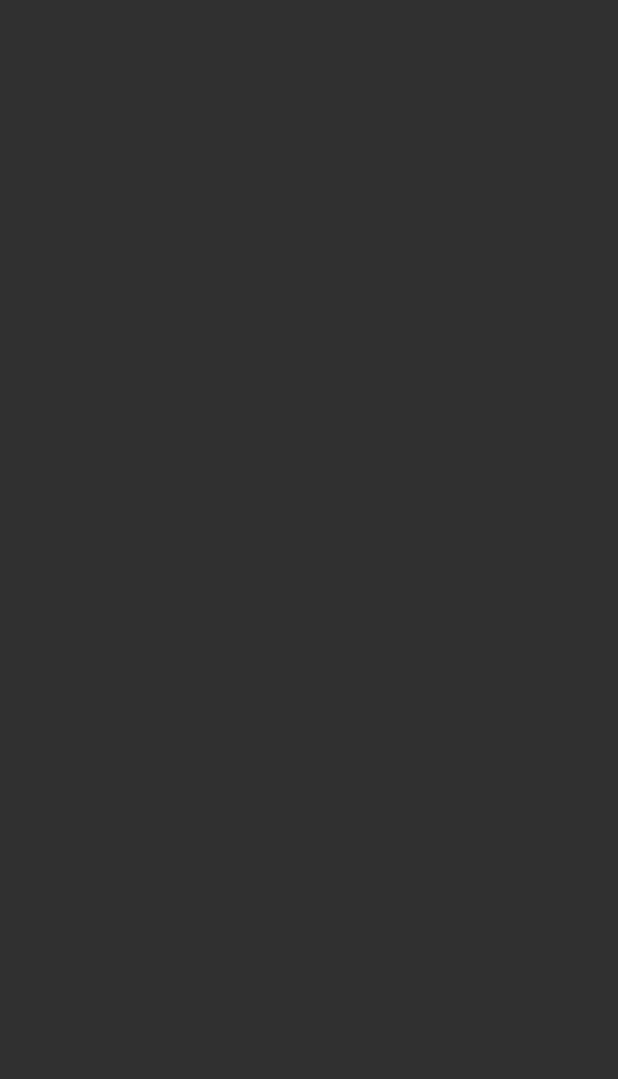
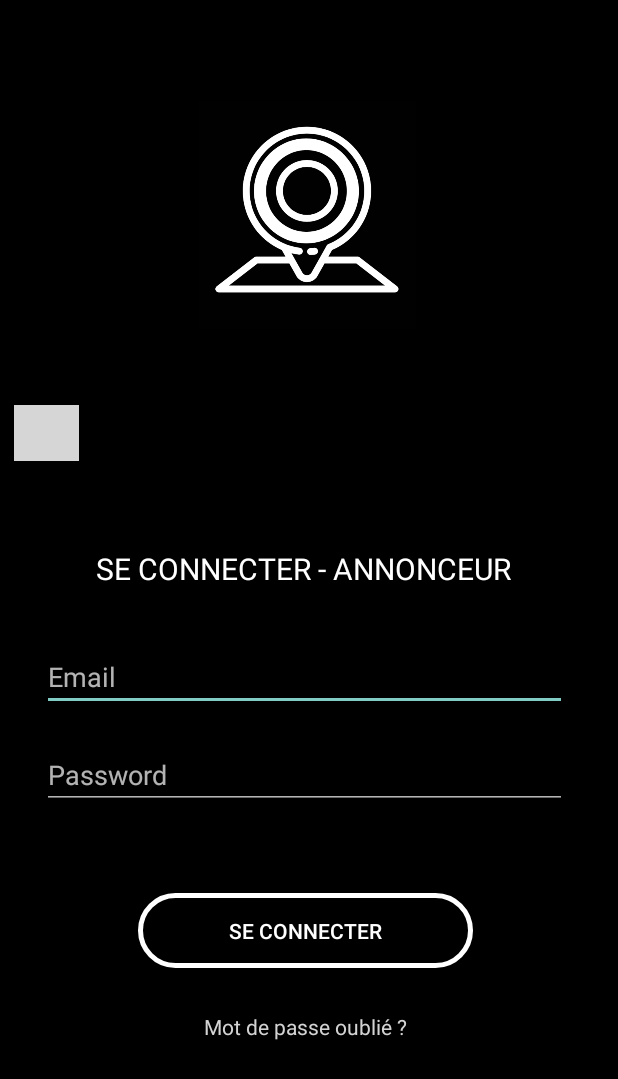
Before and after one commit to JeremyMoray/Pubeo, an Android app: the AdvertiserSignInActivity screen opened directly, with no data from a screen before it, on a phone screen of 412 x 824 dp. Before the commit the part shown is empty. Shown: the top 1079 px of the screen. Run offline under Robolectric (Android 15) with nearby library versions, the light colour scheme and no system bars; our stand-ins replace ButterKnife; 1 statement that could not run was skipped; grey boxes are pictures that could not be loaded.

Commit message:
Ajout de l'activity "Sign In" de l'annonceur

```diff
--- a/app/build.gradle
+++ b/app/build.gradle
@@ -26,6 +26,6 @@ dependencies {
     testImplementation 'junit:junit:4.12'
     androidTestImplementation 'androidx.test.ext:junit:1.1.1'
     androidTestImplementation 'androidx.test.espresso:espresso-core:3.2.0'
-    implementation 'com.jakewharton:butterknife:10.0.0'
-    annotationProcessor 'com.jakewharton:butterknife-compiler:10.0.0'
+    implementation 'com.jakewharton:butterknife:10.2.0'
+    annotationProcessor 'com.jakewharton:butterknife-compiler:10.2.0'
 }
--- a/app/src/main/java/com/example/pubeo/AdvertiserSignInActivity.java
+++ b/app/src/main/java/com/example/pubeo/AdvertiserSignInActivity.java
@@ -3,12 +3,26 @@ package com.example.pubeo;
 import androidx.appcompat.app.AppCompatActivity;
 
 import android.os.Bundle;
+import android.view.View;
+import android.widget.Button;
+import android.widget.ImageView;
+
+import butterknife.BindView;
 
 public class AdvertiserSignInActivity extends AppCompatActivity {
 
+    @BindView(R.id.whiteArrowSignInAdvertiser) ImageView whiteArrowSignInAdvertiser;
     @Override
+
     protected void onCreate(Bundle savedInstanceState) {
         super.onCreate(savedInstanceState);
         setContentView(R.layout.activity_advertiser_sign_in);
+
+        whiteArrowSignInAdvertiser.setOnClickListener(new View.OnClickListener() {
+            @Override
+            public void onClick(View v){
+                finish();
+            }
+        });
     }
 }
--- a/app/src/main/java/com/example/pubeo/MainActivity.java
+++ b/app/src/main/java/com/example/pubeo/MainActivity.java
@@ -3,6 +3,7 @@ package com.example.pubeo;
 import androidx.appcompat.app.AppCompatActivity;
 
 import android.content.Intent;
+import android.content.pm.ActivityInfo;
 import android.os.Bundle;
 import android.view.View;
 import android.widget.Button;
@@ -23,7 +24,6 @@ public class MainActivity extends AppCompatActivity {
         setContentView(R.layout.activity_main);
 
         ButterKnife.bind(this);
-
         SignInButton.setOnClickListener(new View.OnClickListener() {
             @Override
             public void onClick(View v){
--- a/app/src/main/res/layout/activity_advertiser_sign_in.xml
+++ b/app/src/main/res/layout/activity_advertiser_sign_in.xml
@@ -4,6 +4,86 @@
     xmlns:tools="http://schemas.android.com/tools"
     android:layout_width="match_parent"
     android:layout_height="match_parent"
+    android:background="#000000"
     tools:context=".AdvertiserSignInActivity">
 
+    <Button
+        android:id="@+id/signInButtonAdvertiser"
+        android:layout_width="223dp"
+        android:layout_height="50dp"
+        android:layout_marginStart="92dp"
+        android:layout_marginBottom="29dp"
+        android:background="@drawable/login_button_shape"
+        android:text="@string/Log_in_button"
+        android:textColor="#ffffff"
+        app:layout_constraintBottom_toTopOf="@+id/passwordForgottenText"
+        app:layout_constraintStart_toStartOf="parent" />
+
+    <TextView
+        android:id="@+id/passwordForgottenText"
+        android:layout_width="wrap_content"
+        android:layout_height="wrap_content"
+        android:layout_marginStart="136dp"
+        android:layout_marginBottom="130dp"
+        android:text="@string/password_forgotten"
+        android:textColor="@color/lightgrey"
+        app:layout_constraintBottom_toBottomOf="parent"
+        app:layout_constraintStart_toStartOf="parent" />
+
+    <EditText
+        android:id="@+id/mailAdvertiserSignInField"
+        android:layout_width="350dp"
+        android:layout_height="wrap_content"
+        android:layout_marginStart="28dp"
+        android:layout_marginBottom="20dp"
+        android:ems="10"
+        android:hint="@string/emailHint"
+        android:inputType="textEmailAddress"
+        app:layout_constraintBottom_toTopOf="@+id/passwordAdvertiserSignInField"
+        app:layout_constraintStart_toStartOf="parent" />
+
+    <EditText
+        android:id="@+id/passwordAdvertiserSignInField"
+        android:layout_width="350dp"
+        android:layout_height="wrap_content"
+        android:layout_marginStart="28dp"
+        android:layout_marginBottom="56dp"
+        android:ems="10"
+        android:hint="@string/passwordHint"
+        android:inputType="textPassword"
+        app:layout_constraintBottom_toTopOf="@+id/signInButtonAdvertiser"
+        app:layout_constraintStart_toStartOf="parent" />
+
+    <ImageView
+        android:id="@+id/pubeoLogoAdvertiserSignIn"
+        android:layout_width="162dp"
+        android:layout_height="152dp"
+        android:layout_marginStart="124dp"
+        android:layout_marginTop="67dp"
+        android:adjustViewBounds="true"
+        app:layout_constraintStart_toStartOf="parent"
+        app:layout_constraintTop_toTopOf="parent"
+        app:srcCompat="@drawable/pubeo_logo" />
+
+    <TextView
+        android:id="@+id/loginTextAdvertiser"
+        android:layout_width="wrap_content"
+        android:layout_height="wrap_content"
+        android:layout_marginStart="64dp"
+        android:layout_marginBottom="36dp"
+        android:text="@string/loginTextAdvertiser"
+        android:textColor="#ffffff"
+        android:textSize="20sp"
+        app:layout_constraintBottom_toTopOf="@+id/mailAdvertiserSignInField"
+        app:layout_constraintStart_toStartOf="parent" />
+
+    <ImageView
+        android:id="@+id/whiteArrowSignInAdvertiser"
+        android:layout_width="43dp"
+        android:layout_height="37dp"
+        android:layout_marginStart="9dp"
+        android:layout_marginTop="270dp"
+        app:layout_constraintStart_toStartOf="parent"
+        app:layout_constraintTop_toTopOf="parent"
+        app:srcCompat="@drawable/ic_arrow_back_white_24dp" />
 </androidx.constraintlayout.widget.ConstraintLayout>
--- a/app/src/main/res/layout/activity_advertiser_sign_up.xml
+++ b/app/src/main/res/layout/activity_advertiser_sign_up.xml
@@ -4,4 +4,7 @@
     xmlns:tools="http://schemas.android.com/tools"
     android:layout_width="match_parent"
     android:layout_height="match_parent"
-    tools:context=".AdvertiserSignUpActivity"/>
+    android:background="#000000"
+    tools:context=".AdvertiserSignUpActivity">
+
+</androidx.constraintlayout.widget.ConstraintLayout>
--- a/app/src/main/res/values/colors.xml
+++ b/app/src/main/res/values/colors.xml
@@ -4,5 +4,6 @@
     <color name="colorPrimaryDark">#00574B</color>
     <color name="colorAccent">#D81B60</color>
     <color name="grey">#8a8a8a</color>
+    <color name="lightgrey">#D3D3D3</color>
     <color name="transparent">#00FFFFFF</color>
 </resources>
--- a/app/src/main/res/values/strings.xml
+++ b/app/src/main/res/values/strings.xml
@@ -5,4 +5,8 @@
     <string name="particular">Particulier</string>
     <string name="advertiser">Annonceur</string>
     <string name="you_are">Vous êtes un&#8230;</string>
+    <string name="password_forgotten">Mot de passe oublié ?</string>
+    <string name="emailHint">Email</string>
+    <string name="passwordHint">Password</string>
+    <string name="loginTextAdvertiser">SE CONNECTER - ANNONCEUR</string>
 </resources>
```
Also changed, not shown: app/src/main/res/drawable/pubeo_logo.png (added).
